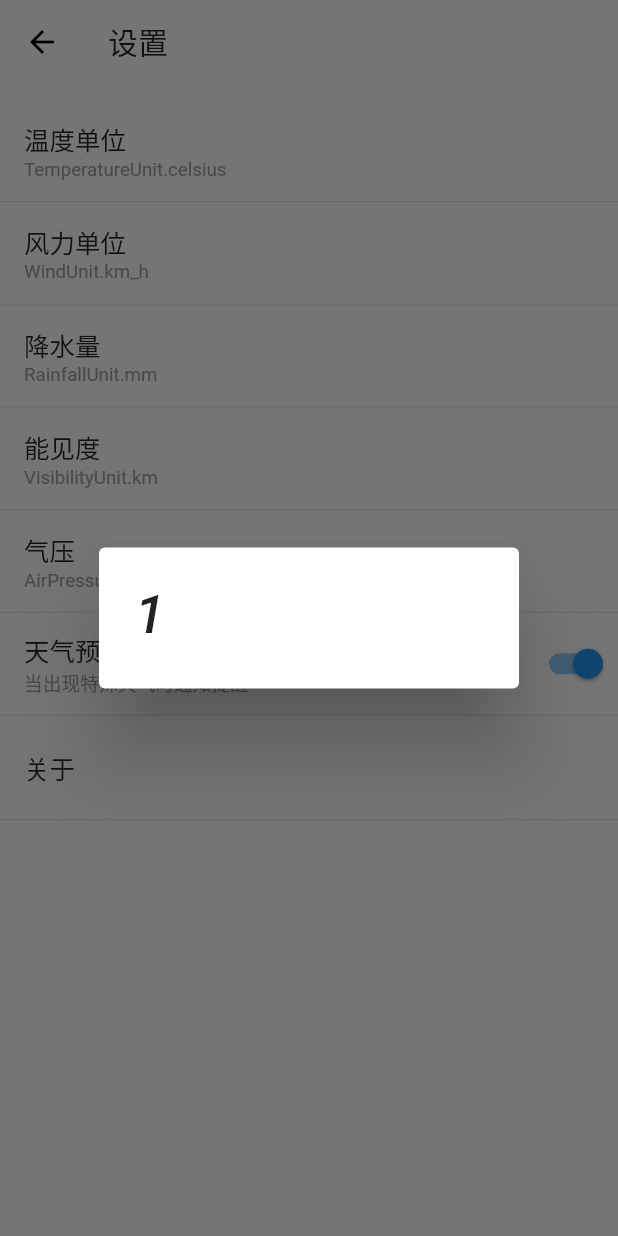
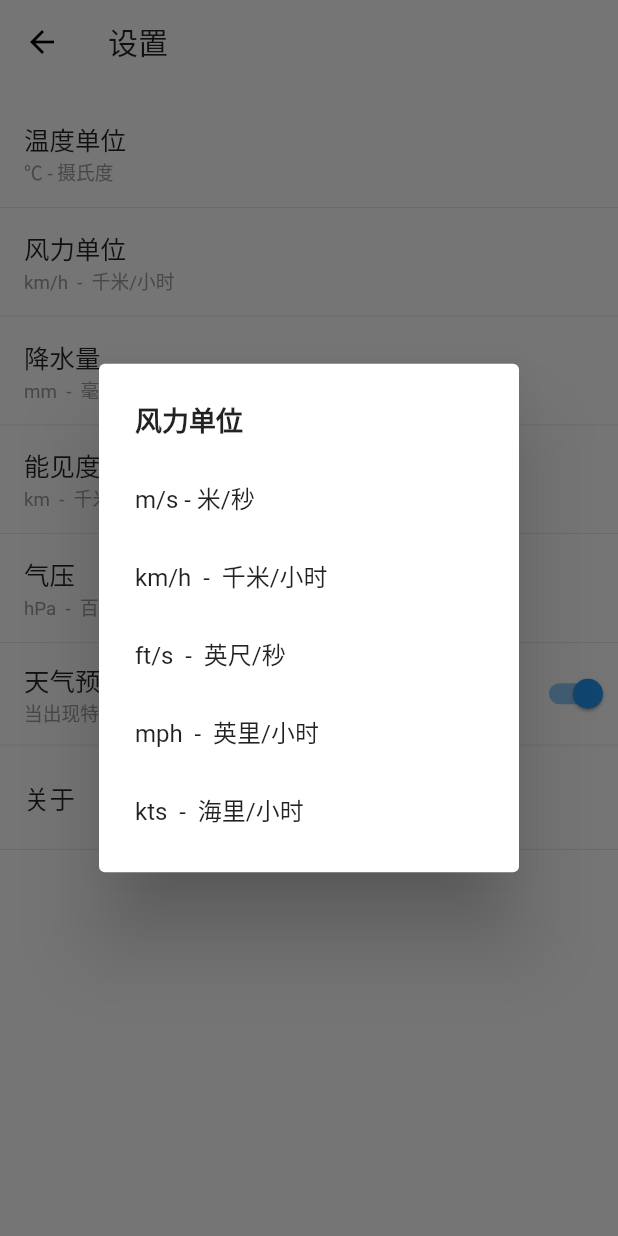
Before and after one commit to gaozongy/CoolWeather, a Flutter app: the Setting screen opened by its route, after a tap on "风力单位", on a phone screen of 412 x 824 dp. Run offline on Flutter 3.47's test engine with Material 2 defaults, Android fonts, the phone set to English and light mode, and no system bars; our stand-ins replace convert, fluttertoast, permission_handler, shared_preferences; missing offline and left inert: amap_location; accounts and stored records are empty; generated files the repository leaves out were written again; Roboto replaces fonts that are missing (Hind, Montserrat).

Commit message:
切换单位，保存切换的单位

```diff
--- a/lib/main.dart
+++ b/lib/main.dart
@@ -11,6 +11,7 @@ import 'unit_model.dart';
 void main() {
   /// 单位model
   final unitModel = UnitModel();
+  unitModel.initUnit();
 
   SystemChrome.setSystemUIOverlayStyle(
       SystemUiOverlayStyle.light.copyWith(statusBarColor: Colors.transparent));
--- a/lib/setting.dart
+++ b/lib/setting.dart
@@ -1,6 +1,7 @@
 import 'package:coolweather/unit_model.dart';
 import 'package:flutter/material.dart';
 import 'package:flutter/widgets.dart';
+import 'package:fluttertoast/fluttertoast.dart';
 import 'package:provider/provider.dart';
 
 class Setting extends StatefulWidget {
@@ -12,32 +13,6 @@ class Setting extends StatefulWidget {
 
 class _SettingLayoutState extends State<Setting> {
   bool isNotifyOpen = true;
-
-  List<Unit> temperatureUnitList = [Unit('℃ - 摄氏度'), Unit('℉ - 华氏度')];
-
-  List<Unit> windUnitList = [
-    Unit('m/s - 米/秒'),
-    Unit('km/h - 千米/小时'),
-    Unit('ft/s - 英尺/秒'),
-    Unit('mph - 英里/小时'),
-    Unit('kts - 海里/小时')
-  ];
-
-  List<Unit> rainfallUnitList = [
-    Unit('mm - 毫米'),
-    Unit('in - 英寸'),
-  ];
-
-  List<Unit> visibilityUnitList = [
-    Unit('km - 千米'),
-    Unit('mi - 英里'),
-  ];
-
-  List<Unit> airPressureUnitList = [
-    Unit('hPa - 百帕'),
-    Unit('mmHg - 毫米汞柱'),
-    Unit('inHg - 英寸汞柱'),
-  ];
 
   @override
   Widget build(BuildContext context) {
@@ -52,17 +27,31 @@ class _SettingLayoutState extends State<Setting> {
           children: <Widget>[
             Padding(
               padding: EdgeInsets.only(top: 10),
-              child: _unitRowWidget(unitModel.setTemperatureUnit, '温度单位',
-                  unitModel.temperature.toString(), unitModel, 0),
+              child: _unitRowWidget(
+                  '温度单位',
+                  temperatureUnitList.elementAt(unitModel.temperature.index),
+                  temperatureUnitList,
+                  unitModel.setTemperatureUnit),
             ),
-            _unitRowWidget(unitModel.setTemperatureUnit, '风力单位',
-                unitModel.wind.toString(), unitModel, 1),
-            _unitRowWidget(unitModel.setTemperatureUnit, '降水量',
-                unitModel.rainfall.toString(), unitModel, 2),
-            _unitRowWidget(unitModel.setTemperatureUnit, '能见度',
-                unitModel.visibility.toString(), unitModel, 3),
-            _unitRowWidget(unitModel.setTemperatureUnit, '气压',
-                unitModel.airPressure.toString(), unitModel, 4),
+            _unitRowWidget('风力单位', windUnitList.elementAt(unitModel.wind.index),
+                windUnitList, unitModel.setWindUnit),
+            _unitRowWidget(
+                '降水量',
+                rainfallUnitList.elementAt(unitModel.rainfall.index),
+                rainfallUnitList,
+                unitModel.setRainfallUnit),
+            _unitRowWidget(
+              '能见度',
+              visibilityUnitList.elementAt(unitModel.visibility.index),
+              visibilityUnitList,
+              unitModel.setVisibilityUnit,
+            ),
+            _unitRowWidget(
+              '气压',
+              airPressureUnitList.elementAt(unitModel.airPressure.index),
+              airPressureUnitList,
+              unitModel.setAirPressureUnit,
+            ),
             _warnRowWidget(),
             _dividerLayout(),
             _aboutRowWidget(),
@@ -73,8 +62,12 @@ class _SettingLayoutState extends State<Setting> {
     );
   }
 
-  Widget _unitRowWidget(Function setUnit, String key, String value,
-      UnitModel unitModel, int type) {
+  Widget _unitRowWidget(
+    String content,
+    Unit unit,
+    List<Unit> unitList,
+    Function setUnit,
+  ) {
     return InkWell(
       child: Column(
         crossAxisAlignment: CrossAxisAlignment.start,
@@ -85,10 +78,10 @@ class _SettingLayoutState extends State<Setting> {
               crossAxisAlignment: CrossAxisAlignment.start,
               children: <Widget>[
                 Text(
-                  key,
+                  content,
                   style: TextStyle(fontSize: 17),
                 ),
-                Text(value,
+                Text(unit.toString(),
                     style: TextStyle(fontSize: 12.5, color: Colors.grey)),
               ],
             ),
@@ -97,7 +90,7 @@ class _SettingLayoutState extends State<Setting> {
         ],
       ),
       onTap: () {
-        changeUnit(setUnit, unitModel, type);
+        selectUnit(content, unitList, setUnit);
       },
     );
   }
@@ -145,7 +138,11 @@ class _SettingLayoutState extends State<Setting> {
           style: TextStyle(fontSize: 17),
         ),
       ),
-      onTap: () {},
+      onTap: () {
+        Fluttertoast.showToast(
+          msg: "立马加班开发",
+        );
+      },
     );
   }
 
@@ -158,34 +155,41 @@ class _SettingLayoutState extends State<Setting> {
     );
   }
 
-  Future<void> changeUnit(
-      Function setUnit, UnitModel unitModel, int type) async {
+  Future<void> selectUnit(
+      String title, List<Unit> unitList, Function setUnit) async {
     int position = await showDialog<int>(
         context: context,
         builder: (BuildContext context) {
           return SimpleDialog(
-            title: Text(type.toString()),
-            children: getDialogOptionList(type),
+            title: Text(
+              title,
+              style: TextStyle(
+                  fontSize: 18,
+                  fontWeight: FontWeight.w600,
+                  fontStyle: FontStyle.normal),
+            ),
+            children: getDialogOptionList(unitList),
           );
         });
 
     setUnit(position);
   }
 
-  List<Widget> getDialogOptionList(int type) {
+  List<Widget> getDialogOptionList(List<Unit> unitList) {
     List<Widget> widgetList = List();
-    if (type == 0) {
-      for (int i = 0; i < temperatureUnitList.length; i++) {
+    for (int i = 0; i < unitList.length; i++) {
       widgetList.add(SimpleDialogOption(
         onPressed: () {
           Navigator.pop(context, i);
         },
         child: Padding(
           padding: EdgeInsets.symmetric(vertical: 6),
-            child: Text(temperatureUnitList.elementAt(i).unit),
+          child: Text(
+            unitList.elementAt(i).toString(),
+            style: TextStyle(fontSize: 16),
+          ),
         ),
       ));
-      }
     }
 
     return widgetList;
--- a/lib/unit_model.dart
+++ b/lib/unit_model.dart
@@ -1,22 +1,5 @@
 import 'package:flutter/material.dart';
-
-class UnitModel with ChangeNotifier {
-  TemperatureUnit temperature = TemperatureUnit.celsius;
-  WindUnit wind = WindUnit.km_h;
-  RainfallUnit rainfall = RainfallUnit.mm;
-  VisibilityUnit visibility = VisibilityUnit.km;
-  AirPressureUnit airPressure = AirPressureUnit.hPa;
-
-  void setTemperatureUnit(int index) {
-    temperature = TemperatureUnit.values[index];
-    notifyListeners();
-  }
-}
-
-class Unit {
-  String unit;
-  Unit(this.unit);
-}
+import 'package:shared_preferences/shared_preferences.dart';
 
 /// 温度单位
 enum TemperatureUnit {
@@ -35,3 +18,106 @@ enum VisibilityUnit { km, mi }
 
 /// 气压单位
 enum AirPressureUnit { hPa, mmHg, inHg }
+
+class Unit {
+  String unitEN;
+  String unitCN;
+  String unitShow;
+
+  Unit(this.unitEN, this.unitCN, {this.unitShow});
+
+  String toString() {
+    return unitEN + " - " + unitCN;
+  }
+}
+
+List<Unit> temperatureUnitList = [
+  Unit('℃', '摄氏度', unitShow: '°'),
+  Unit('℉', '华氏度', unitShow: '°')
+];
+
+List<Unit> windUnitList = [
+  Unit('m/s', '米/秒'),
+  Unit('km/h ', ' 千米/小时'),
+  Unit('ft/s ', ' 英尺/秒'),
+  Unit('mph ', ' 英里/小时'),
+  Unit('kts ', ' 海里/小时')
+];
+
+List<Unit> rainfallUnitList = [
+  Unit('mm ', ' 毫米'),
+  Unit('in ', ' 英寸'),
+];
+
+List<Unit> visibilityUnitList = [
+  Unit('km ', ' 千米'),
+  Unit('mi ', ' 英里'),
+];
+
+List<Unit> airPressureUnitList = [
+  Unit('hPa ', ' 百帕'),
+  Unit('mmHg ', ' 毫米汞柱'),
+  Unit('inHg ', ' 英寸汞柱'),
+];
+
+String temperatureUnitKey = 'temperatureUnitKey';
+String windUnitKey = 'windUnitKey';
+String rainfallUnitKey = 'rainfallUnitKey';
+String visibilityUnitKey = 'visibilityUnitKey';
+String airPressureUnitKey = 'airPressureUnitKey';
+
+class UnitModel with ChangeNotifier {
+  TemperatureUnit temperature = TemperatureUnit.celsius;
+  WindUnit wind = WindUnit.km_h;
+  RainfallUnit rainfall = RainfallUnit.mm;
+  VisibilityUnit visibility = VisibilityUnit.km;
+  AirPressureUnit airPressure = AirPressureUnit.hPa;
+
+  void setTemperatureUnit(int index) {
+    temperature = TemperatureUnit.values[index];
+    notifyListeners();
+    saveUnit(temperatureUnitKey, index);
+  }
+
+  void setWindUnit(int index) {
+    wind = WindUnit.values[index];
+    notifyListeners();
+    saveUnit(windUnitKey, index);
+  }
+
+  void setRainfallUnit(int index) {
+    rainfall = RainfallUnit.values[index];
+    notifyListeners();
+    saveUnit(rainfallUnitKey, index);
+  }
+
+  void setVisibilityUnit(int index) {
+    visibility = VisibilityUnit.values[index];
+    notifyListeners();
+    saveUnit(visibilityUnitKey, index);
+  }
+
+  void setAirPressureUnit(int index) {
+    airPressure = AirPressureUnit.values[index];
+    notifyListeners();
+    saveUnit(airPressureUnitKey, index);
+  }
+
+  void saveUnit(String key, int value) {
+    Future<SharedPreferences> future = SharedPreferences.getInstance();
+    future.then((prefs) {
+      prefs.setInt(key, value);
+    });
+  }
+
+  void initUnit() {
+    Future<SharedPreferences> future = SharedPreferences.getInstance();
+    future.then((prefs) {
+      temperature = TemperatureUnit.values[prefs.getInt(temperatureUnitKey)];
+      wind = WindUnit.values[prefs.getInt(windUnitKey)];
+      rainfall = RainfallUnit.values[prefs.getInt(rainfallUnitKey)];
+      visibility = VisibilityUnit.values[prefs.getInt(visibilityUnitKey)];
+      airPressure = AirPressureUnit.values[prefs.getInt(airPressureUnitKey)];
+    });
+  }
+}
```
Also changed, not shown: lib/utils/unit_convert_utils.dart (added, +37 -0 lines), lib/weather_detail.dart (+66 -13 lines). Lines whose indentation alone changed are shown as unchanged.
